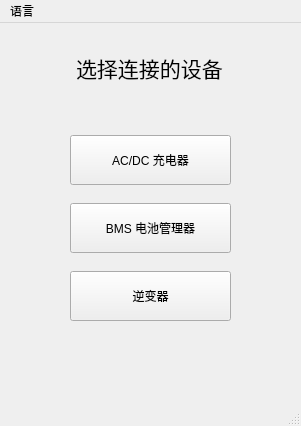
Qt form ui/main_meun.ui (xxxy-bit/SRNE_UP) before a commit.
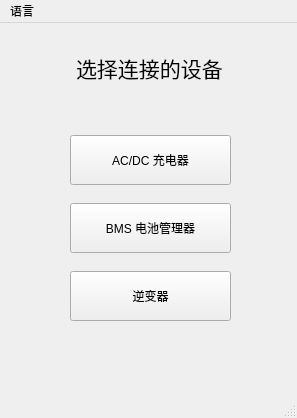
The same form after that commit.

The edit to the form file:
```diff
--- a/ui/main_meun.ui
+++ b/ui/main_meun.ui
@@ -6,12 +6,24 @@
    <rect>
     <x>0</x>
     <y>0</y>
-    <width>301</width>
-    <height>426</height>
+    <width>297</width>
+    <height>418</height>
    </rect>
   </property>
   <property name="windowTitle">
-   <string>主菜单</string>
+   <string>SRNE</string>
+  </property>
+  <property name="autoFillBackground">
+   <bool>false</bool>
+  </property>
+  <property name="styleSheet">
+   <string notr="true"/>
+  </property>
+  <property name="iconSize">
+   <size>
+    <width>111</width>
+    <height>32</height>
+   </size>
   </property>
   <widget class="QWidget" name="centralwidget">
    <widget class="QWidget" name="gridLayoutWidget">
@@ -143,7 +155,7 @@
     <rect>
      <x>0</x>
      <y>0</y>
-     <width>301</width>
+     <width>297</width>
      <height>22</height>
     </rect>
    </property>
```
